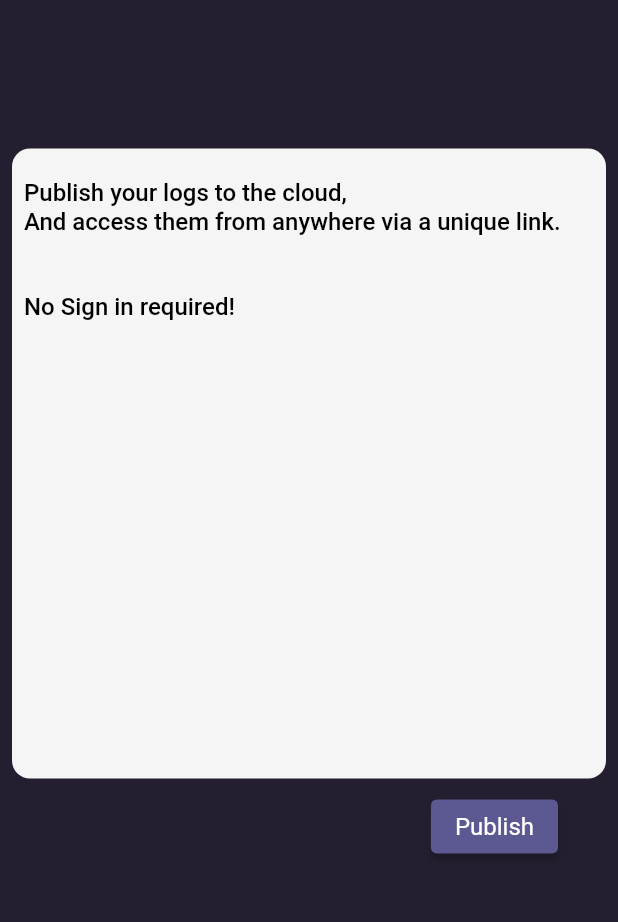
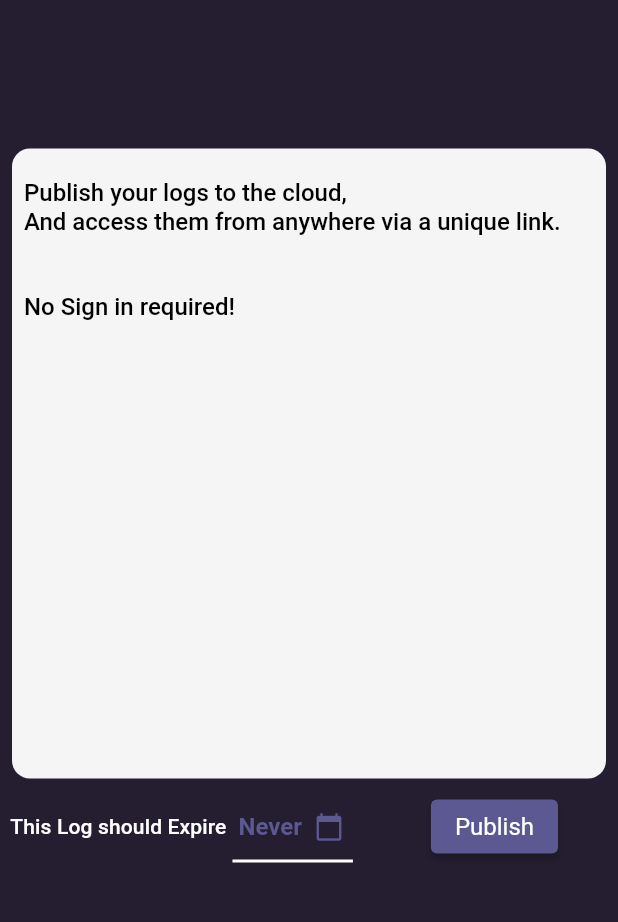
Before and after one commit to maheshj01/pastelog, a Flutter app: the screen it shows after launch, on a phone screen of 412 x 824 dp, the part 84-1006 px from its top. Run offline on Flutter 3.47's test engine with Material 2 defaults, Android fonts, the phone set to English and light mode, and no system bars; our stand-ins replace cloud_firestore, firebase_core, go_router, shared_preferences; missing offline and left inert: dart:html, dart:js; accounts and stored records are empty; generated files the repository leaves out were written again.

Commit message:
add expiry date for logs

```diff
--- a/lib/models/log_model.dart
+++ b/lib/models/log_model.dart
@@ -18,8 +18,9 @@ class LogModel {
   final String id;
   final String data;
   final DateTime? expiryDate;
+  final DateTime? createdDate;
 
-  LogModel({required this.id, required this.data, this.expiryDate});
+  LogModel({required this.id, required this.data, this.expiryDate,required this.createdDate});
   factory LogModel.fromJson(Map<String, dynamic> json) =>
       _$LogModelFromJson(json);
   Map<String, dynamic> toJson() => _$LogModelToJson(this);
--- a/lib/pages/home.dart
+++ b/lib/pages/home.dart
@@ -4,10 +4,10 @@ import 'package:flutter_template/main.dart';
 import 'package:flutter_template/models/log_model.dart';
 import 'package:flutter_template/services/database.dart';
 import 'package:flutter_template/themes/themes.dart';
+import 'package:flutter_template/utils/extensions.dart';
+import 'package:flutter_template/utils/settings_service.dart';
 import 'package:go_router/go_router.dart';
 import 'package:uuid/uuid.dart';
-
-import '../utils/settings_service.dart';
 
 class HomePage extends StatefulWidget {
   const HomePage({Key? key}) : super(key: key);
@@ -27,10 +27,26 @@ class HomePageState extends State<HomePage> {
   LogModel logs = LogModel(
     id: '',
     data: '',
+    createdDate: DateTime.now(),
     expiryDate: null,
   );
 
   final TextEditingController controller = TextEditingController();
+  DateTime? expiryDate;
+
+  Future<void> _selectExpiryDate(BuildContext context) async {
+    final DateTime? picked = await showDatePicker(
+        context: context,
+        initialDate: DateTime.now(),
+        firstDate: DateTime.now(),
+        lastDate: DateTime(2025));
+    if (picked != null && picked != expiryDate) {
+      setState(() {
+        expiryDate = picked;
+      });
+    }
+  }
+
   @override
   Widget build(BuildContext context) {
     return Scaffold(
@@ -56,6 +72,53 @@ class HomePageState extends State<HomePage> {
                         Row(
                           mainAxisAlignment: MainAxisAlignment.end,
                           children: [
+                            Text(
+                              "This Log should Expire",
+                              style: Theme.of(context)
+                                  .textTheme
+                                  .subtitle2!
+                                  .copyWith(color: Colors.white),
+                            ),
+                            Stack(
+                              children: [
+                                TextButton(
+                                    onPressed: () {
+                                      _selectExpiryDate(context);
+                                    },
+                                    child: Row(
+                                      children: [
+                                        Text(
+                                          expiryDate == null
+                                              ? "Never"
+                                              : expiryDate!.formatDate(),
+                                          style: Theme.of(context)
+                                              .textTheme
+                                              .headline6!
+                                              .copyWith(
+                                                  color: AppTheme
+                                                      .colorScheme.primary),
+                                        ),
+                                        const SizedBox(
+                                          width: 8,
+                                        ),
+                                        Icon(Icons.calendar_today,
+                                            color: AppTheme.colorScheme.primary,
+                                            size: 20),
+                                      ],
+                                    )),
+                                Positioned(
+                                    bottom: 0,
+                                    left: 4,
+                                    right: 2,
+                                    child: Container(
+                                        height: 2,
+                                        width: double.infinity,
+                                        color: Colors.white)),
+                              ],
+                            ),
+                            const SizedBox(
+                              width: 50,
+                            ),
                             ElevatedButton(
                               onPressed: () async {
                                 if (controller.text.isEmpty) return;
@@ -63,7 +126,8 @@ class HomePageState extends State<HomePage> {
                                 final log = LogModel(
                                   id: uuid,
                                   data: controller.text,
-                                  expiryDate: DateTime.now(),
+                                  expiryDate: expiryDate,
+                                  createdDate: DateTime.now(),
                                 );
                                 await DataBaseService.addLog(log);
                                 context.push('/logs/$uuid', extra: log);
--- /dev/null
+++ b/lib/utils/extensions.dart
@@ -0,0 +1,30 @@
+import 'package:intl/intl.dart';
+
+const String dateFormatter = 'MMMM dd, y';
+
+extension DateHelper on DateTime {
+  String formatDate() {
+    final now = DateTime.now();
+    final differenceInDays = getDifferenceInDaysWithNow();
+
+    if (this.isSameDate(now)) {
+      return 'Today';
+    } else if (differenceInDays == 1) {
+      return 'Yesterday';
+    } else {
+      final formatter = DateFormat(dateFormatter);
+      return formatter.format(this);
+    }
+  }
+
+  bool isSameDate(DateTime other) {
+    return this.year == other.year &&
+        this.month == other.month &&
+        this.day == other.day;
+  }
+
+  int getDifferenceInDaysWithNow() {
+    final now = DateTime.now();
+    return now.difference(this).inDays;
+  }
+}
```
Also changed, not shown: lib/pages/log_detail.dart (+59 -5 lines), lib/widgets/dropdown.dart (added, +53 -0 lines), 1 other file.
